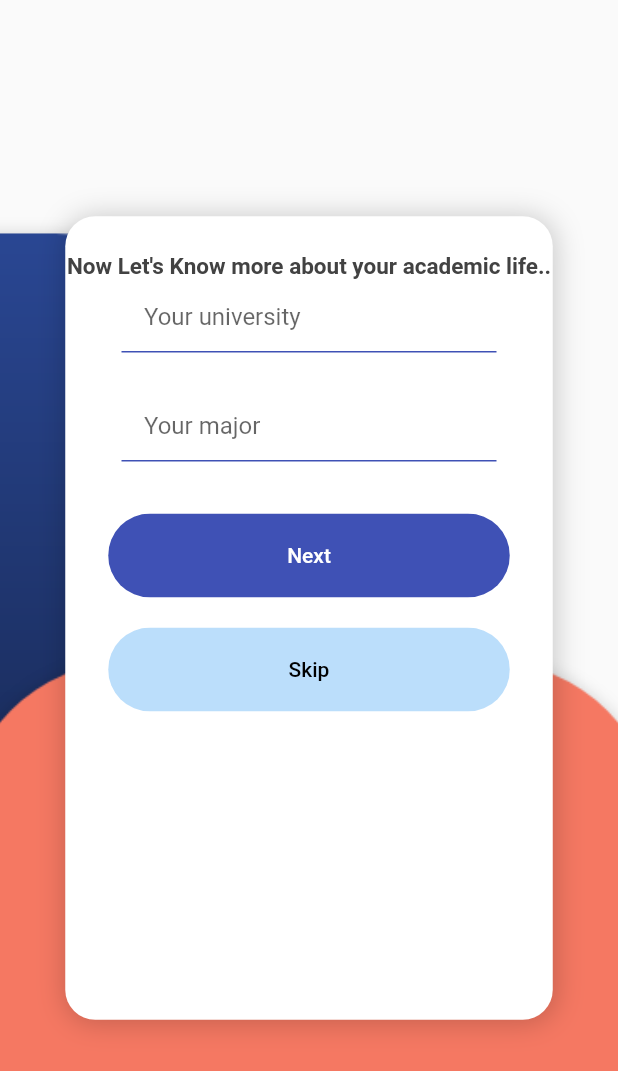
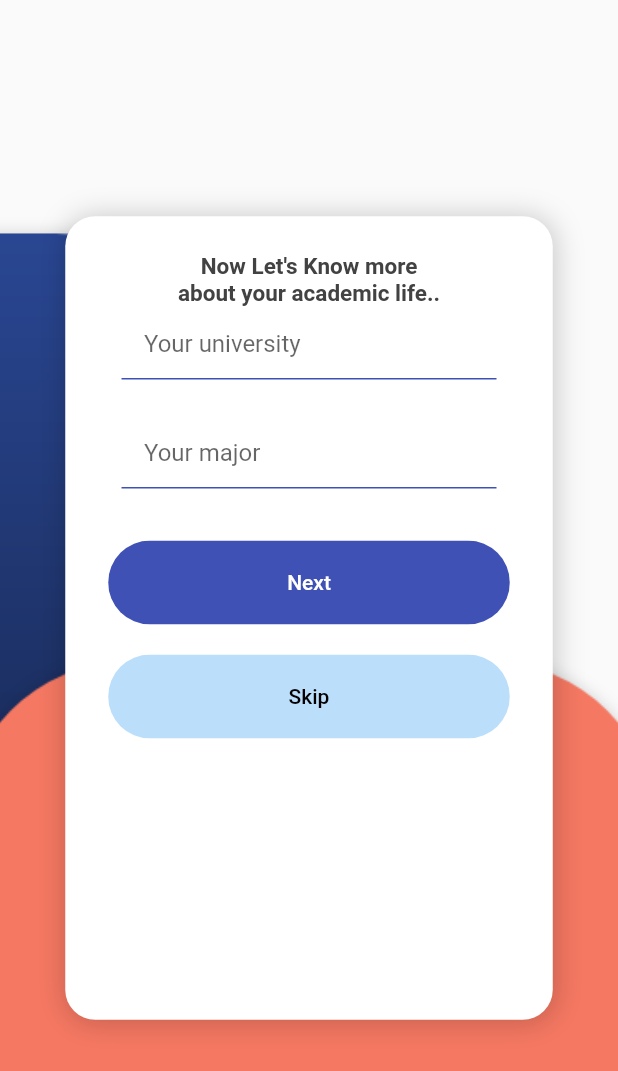
Before and after one commit to CocodeApp/co-code, a Flutter app: the AcademicInfoPage screen opened directly, on a phone screen of 412 x 824 dp. Shown: the top 1071 px of the screen. Run offline on Flutter 3.47's test engine with Material 2 defaults, Android fonts, the phone set to English and light mode, and no system bars; our stand-ins replace cloud_firestore, firebase_auth, firebase_core, flutter_bloc, flutter_datetime_picker, fluttertoast and 1 more; missing offline and left inert: flutter_form_bloc, form_bloc; accounts and stored records are empty; statements that could not run were skipped.

Commit message:
fixed mistakes

```diff
--- a/cocode/lib/AcademicInfoPage.dart
+++ b/cocode/lib/AcademicInfoPage.dart
@@ -68,16 +68,28 @@ class _AcademicInfoPageState extends State<AcademicInfoPage> {
                               children: <Widget>[
                                 SizedBox(
                                     height: CommonThings.size.height * 0.03),
-                                Container(
+                                Center(
+                                    child: Container(
                                   child: Text(
-                                    'Now Let\'s Know more about your academic life..',
+                                    'Now Let\'s Know more',
                                     style: TextStyle(
                                         color: Colors.grey[800],
                                         fontWeight: FontWeight.bold,
                                         fontSize: 15),
                                     textAlign: TextAlign.left,
                                   ),
-                                ),
+                                )),
+                                Center(
+                                    child: Container(
+                                  child: Text(
+                                    'about your academic life..',
+                                    style: TextStyle(
+                                        color: Colors.grey[800],
+                                        fontWeight: FontWeight.bold,
+                                        fontSize: 15),
+                                    textAlign: TextAlign.left,
+                                  ),
+                                )),
                                 Container(
                                   width: 250.0,
                                   child: TextFormField(
--- a/cocode/lib/LoginPage.dart
+++ b/cocode/lib/LoginPage.dart
@@ -76,7 +76,8 @@ class LoginFormBloc extends FormBloc<String, String> {
 
       yield currentState.toSuccess();
     } catch (e) {
-      yield currentState.toFailure(e);
+      String err = Auth.AuthErrorMessage(e);
+      yield currentState.toFailure(err);
     }
   }
 }
@@ -148,7 +149,7 @@ class LoginPage extends StatelessWidget {
                     // Hide the progress dialog
                     Navigator.of(context).pop();
                     Fluttertoast.showToast(
-                        msg: "An error accured: " + state.failureResponse,
+                        msg: state.failureResponse,
                         toastLength: Toast.LENGTH_LONG,
                         gravity: ToastGravity.CENTER,
                         timeInSecForIosWeb: 1,
```
Also changed, not shown: cocode/lib/VerifyEmail.dart (+8 -2 lines).
